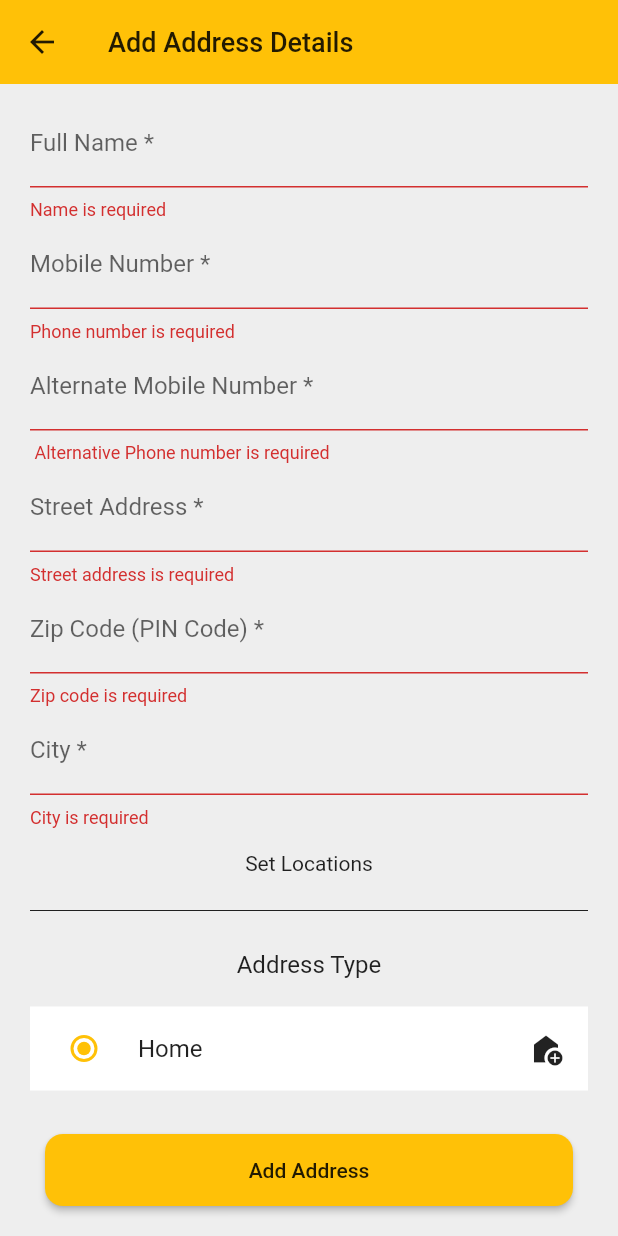
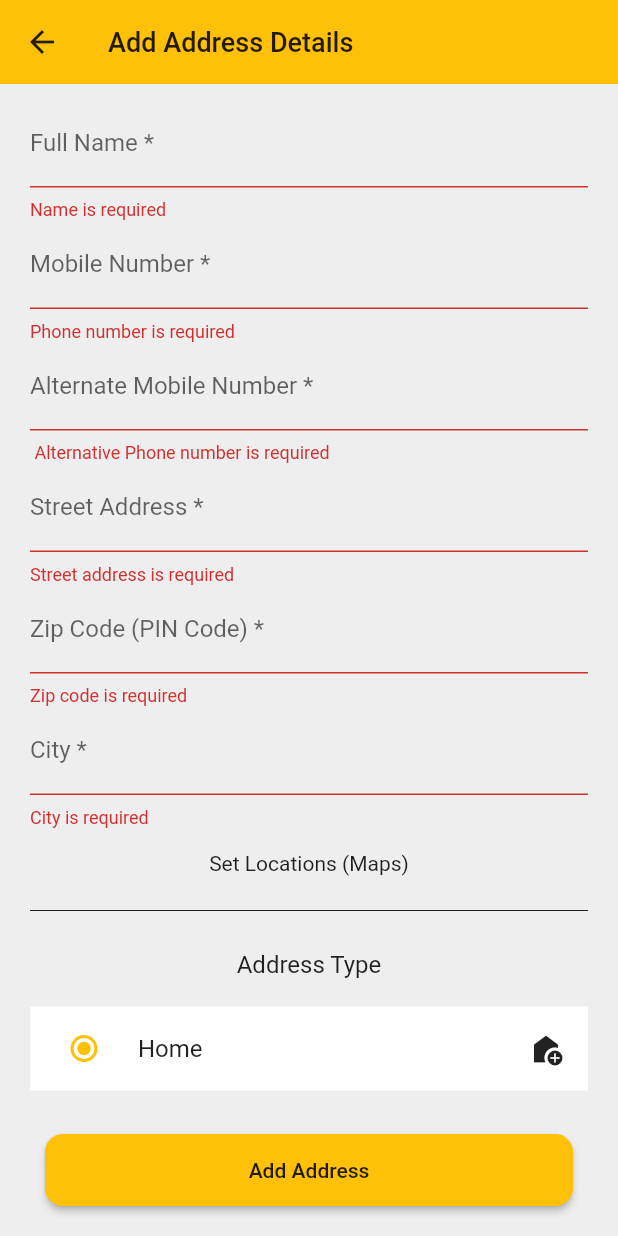
Before and after one commit to CPAD-Gazipur/Flutter-Food-App, a Flutter app: the AddDeliveryAddressScreen screen opened directly, after a tap on "Add Address", on a phone screen of 412 x 824 dp. Run offline on Flutter 3.47's test engine with Material 2 defaults, Android fonts, the phone set to English and light mode, and no system bars; our stand-ins replace badges, cached_network_image, carousel_slider, cloud_firestore, firebase_auth, firebase_core and 7 more; missing offline and left inert: flutter_facebook_auth; accounts and stored records are empty.

Commit message:
Food Order App: Map Location Added with bug fixed.

```diff
--- a/lib/screens/checkout/delivery_details/add_delivery_address_screen.dart
+++ b/lib/screens/checkout/delivery_details/add_delivery_address_screen.dart
@@ -156,11 +156,13 @@ class _AddDeliveryAddressScreenState extends State<AddDeliveryAddressScreen> {
               ),
               InkWell(
                 onTap: () {
-                  Navigator.of(context).push(
+                  Navigator.of(context)
+                      .push(
                         MaterialPageRoute(
                           builder: (context) => const GoogleMapScreen(),
                         ),
-                  );
+                      )
+                      .then((value) => setState(() {}));
                 },
                 child: SizedBox(
                   height: 47,
@@ -169,8 +171,17 @@ class _AddDeliveryAddressScreenState extends State<AddDeliveryAddressScreen> {
                     mainAxisAlignment: MainAxisAlignment.center,
                     crossAxisAlignment: CrossAxisAlignment.center,
                     children: [
-                      Text(
-                        'Set Locations',
+                      checkoutProvider.setLocation?.latitude == null
+                          ? Text(
+                              'Set Locations (Maps)',
+                              textAlign: TextAlign.center,
+                              style: TextStyle(
+                                fontFamily: 'Roboto',
+                                color: textColor,
+                              ),
+                            )
+                          : Text(
+                              'Location (${checkoutProvider.setLocation?.latitude?.toStringAsFixed(2)}, ${checkoutProvider.setLocation?.longitude?.toStringAsFixed(2)})',
                               textAlign: TextAlign.center,
                               style: TextStyle(
                                 fontFamily: 'Roboto',
```
Also changed, not shown: lib/providers/checkout_provider.dart (+4 -5 lines), lib/screens/checkout/google_map/google_map_screen.dart (+49 -7 lines). Lines whose indentation alone changed are shown as unchanged.
